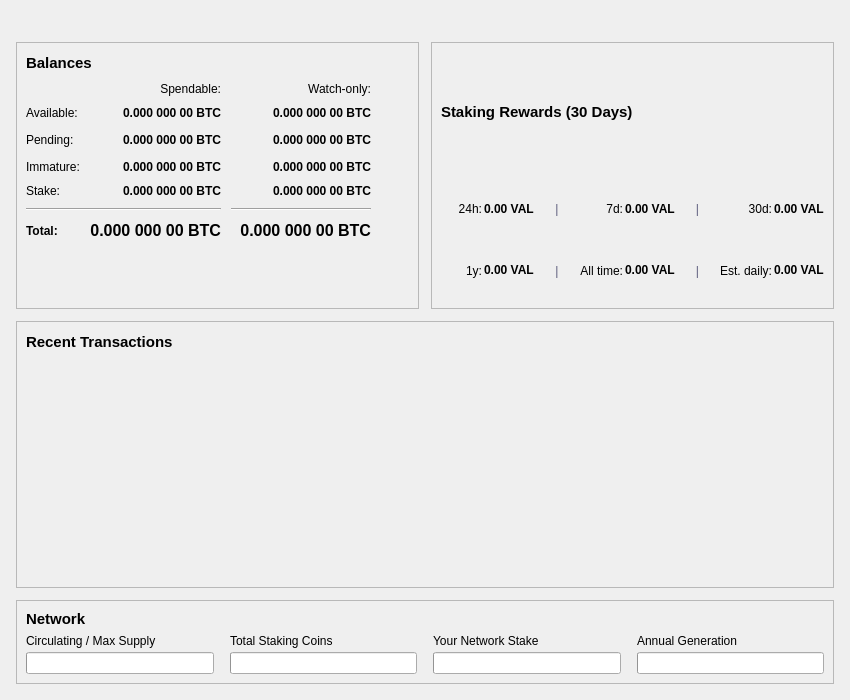
This is src/qt/forms/overviewpage.ui in RadiumCore/Validity as Qt 5 draws it before an edit. The edited form follows.
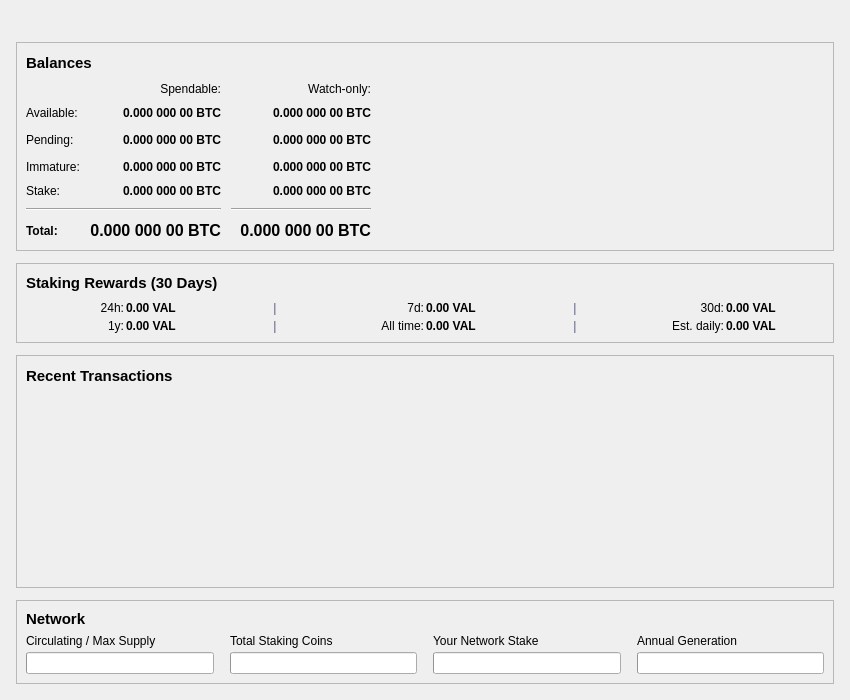
This is the edited form. Icons and pictures are not drawn.

What changed in the file:
```diff
--- a/src/qt/forms/overviewpage.ui
+++ b/src/qt/forms/overviewpage.ui
@@ -48,12 +48,6 @@
      </property>
     </widget>
    </item>
-   <!-- Top Row: Balance Card + Staking Chart Card -->
-   <item>
-    <layout class="QHBoxLayout" name="topRow" stretch="1,1">
-     <property name="spacing">
-      <number>12</number>
-     </property>
      <!-- BALANCE CARD -->
      <item>
       <widget class="QFrame" name="frame">
@@ -777,8 +771,6 @@
         </item>
        </layout>
       </widget>
-     </item>
-    </layout>
    </item>
    <!-- Middle Row: Recent Transactions (full width) -->
    <item>
```
Lines whose indentation alone changed are shown as unchanged.
